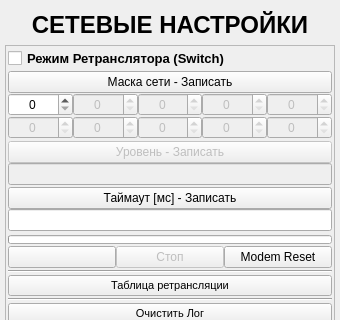
First picture: the form in ANDROID_FORMS/net_settings_form.ui, repository DavidSiegman/PLC_RF_Configurator, before the edit; both pictures show x 0 to 340 and y 0 to 320 of the 340 by 560 pixel window.
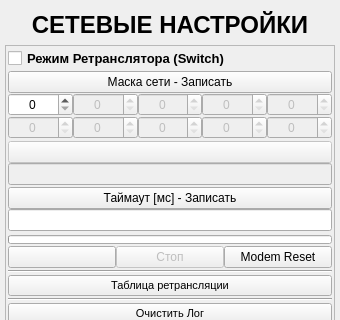
Second picture: the form after the edit. Icons and pictures are not drawn.

Patch:
```diff
--- a/ANDROID_FORMS/net_settings_form.ui
+++ b/ANDROID_FORMS/net_settings_form.ui
@@ -73,7 +73,7 @@
         <x>0</x>
         <y>0</y>
         <width>311</width>
-        <height>496</height>
+        <height>489</height>
        </rect>
       </property>
       <layout class="QVBoxLayout" name="verticalLayout">
@@ -433,7 +433,7 @@
                </size>
               </property>
               <property name="text">
-               <string>Уровень - Записать</string>
+               <string/>
               </property>
              </widget>
             </item>
```
